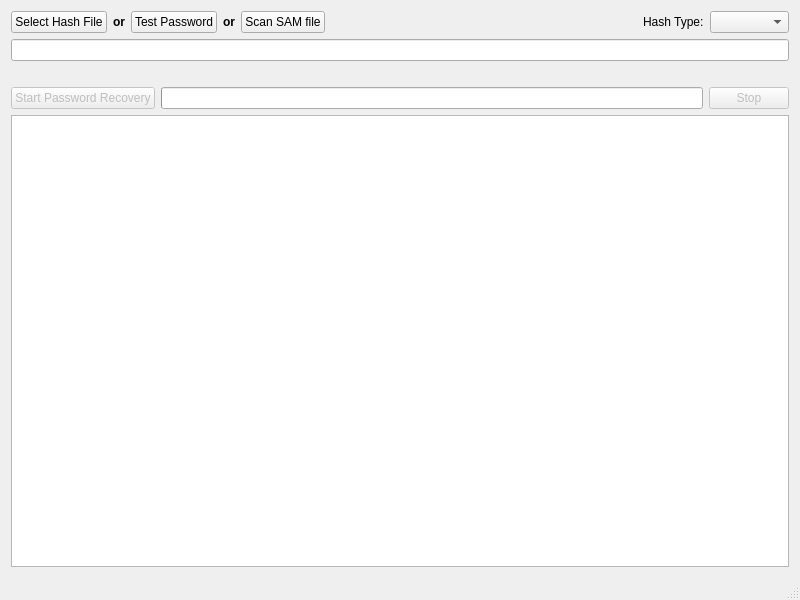
This is pwRecon/mainwindow.ui in SecUSo/pwrecon as Qt 5 draws it before an edit. The edited form follows.
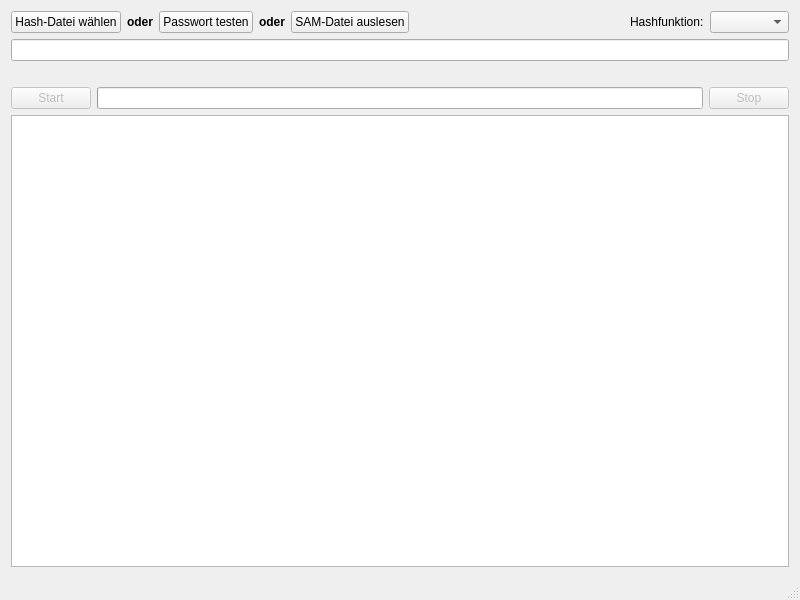
This is the edited form.

What changed in the file:
```diff
--- a/pwRecon/mainwindow.ui
+++ b/pwRecon/mainwindow.ui
@@ -29,7 +29,7 @@
       <item>
        <widget class="QPushButton" name="selectFileButton">
         <property name="text">
-         <string>Select Hash File</string>
+         <string>Hash-Datei wählen</string>
         </property>
        </widget>
       </item>
@@ -42,7 +42,7 @@
          </font>
         </property>
         <property name="text">
-         <string>or</string>
+         <string>oder</string>
         </property>
         <property name="alignment">
          <set>Qt::AlignCenter</set>
@@ -52,7 +52,7 @@
       <item>
        <widget class="QPushButton" name="testPasswordButton">
         <property name="text">
-         <string>Test Password</string>
+         <string>Passwort testen</string>
         </property>
        </widget>
       </item>
@@ -68,7 +68,7 @@
          </font>
         </property>
         <property name="text">
-         <string>or</string>
+         <string>oder</string>
         </property>
         <property name="alignment">
          <set>Qt::AlignCenter</set>
@@ -81,7 +81,7 @@
          <bool>true</bool>
         </property>
         <property name="text">
-         <string>Scan SAM file</string>
+         <string>SAM-Datei auslesen</string>
         </property>
        </widget>
       </item>
@@ -116,7 +116,7 @@
         <item>
          <widget class="QLabel" name="hashLabel">
           <property name="text">
-           <string>Hash Type:</string>
+           <string>Hashfunktion:</string>
           </property>
          </widget>
         </item>
@@ -163,7 +163,7 @@
          <bool>false</bool>
         </property>
         <property name="text">
-         <string>Start Password Recovery</string>
+         <string>Start</string>
         </property>
        </widget>
       </item>
```
Left out of the diff: 3 changed lines with no effect on the pictures.
